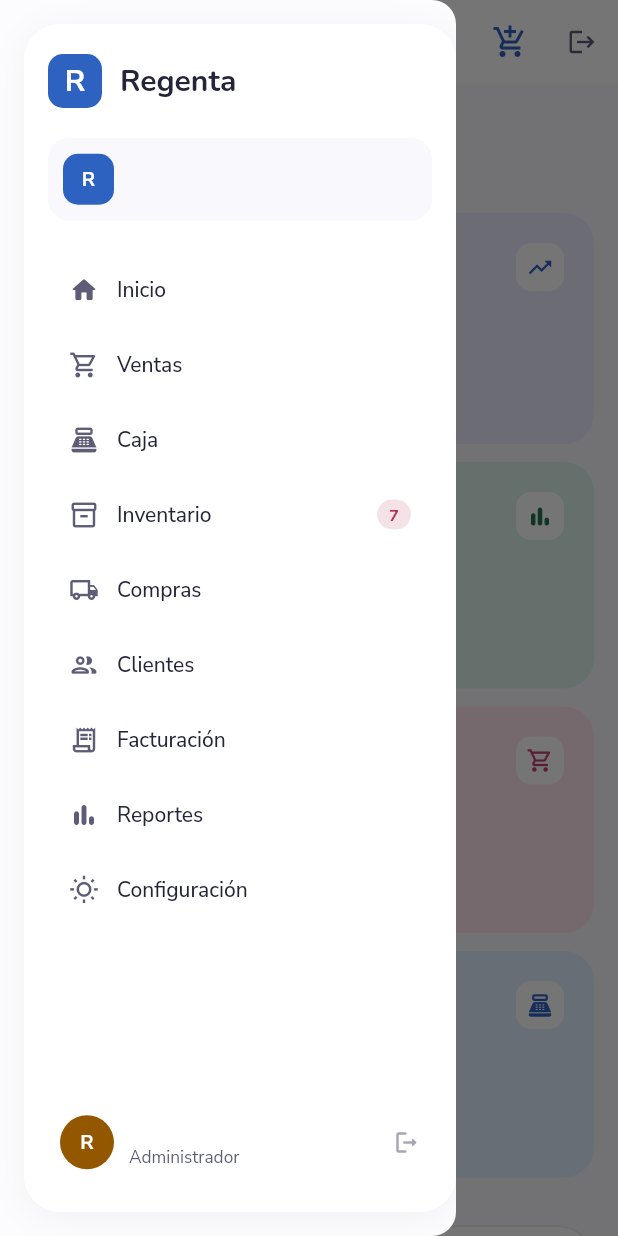
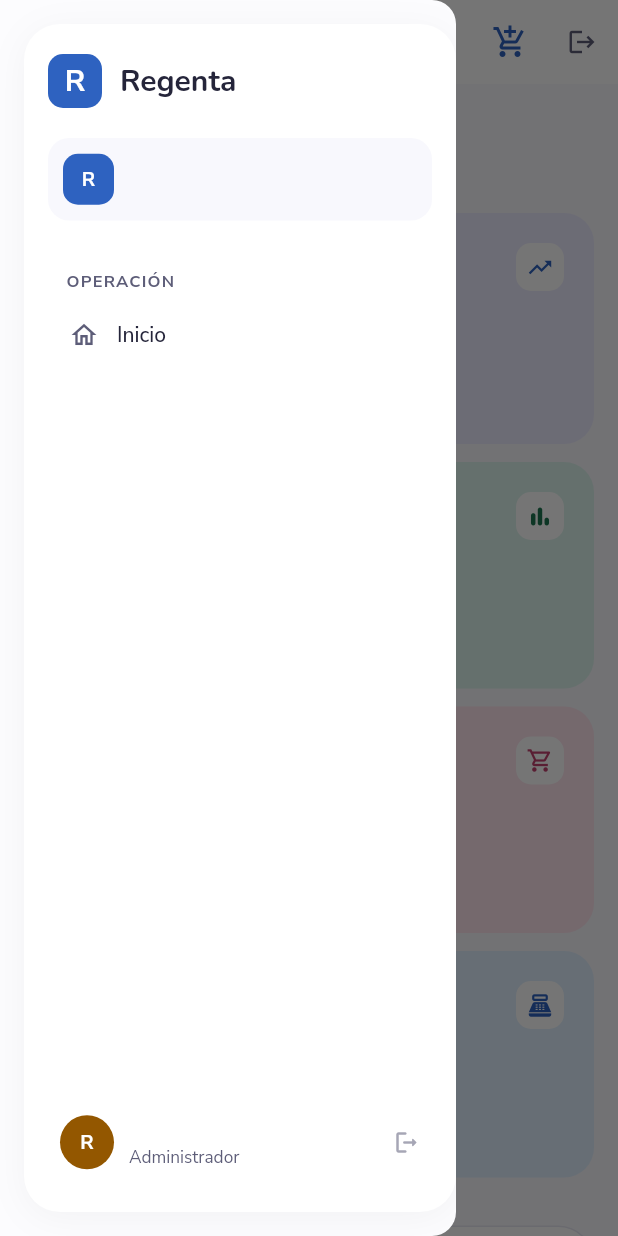
Before and after one commit to donaldoAndres1985/Regenta, a Flutter app: the _MovilLayout screen opened directly with empty values, with the side drawer open, on a phone screen of 412 x 824 dp. Run offline on Flutter 3.47's test engine with Material 3 defaults, Android fonts, the phone set to English and light mode, and no system bars; our stand-ins replace dio, drift, drift_flutter, flutter_riverpod, flutter_secure_storage, go_router; missing offline and left inert: mobile_scanner, workmanager; accounts and stored records are empty; generated files the repository leaves out were written again.

Commit message:
feat(inicio): menu agrupado, grafico de linea y tarjetas a todo el alto y ancho
- Menu lateral en grupos Operacion, Gestion y Analisis, con Ventas, Caja,
  Inventario, Compras, Clientes, Facturacion, Reportes y Configuracion. Las
  nuevas entradas siguen el modulo y el permiso del token como las demas;
  Caja, Compras, Reportes y Configuracion abren un aviso mientras no tengan
  pantalla.
- Ventas de los ultimos 7 dias como linea con area, valor por punto y hoy
  destacado.
- La tarjeta de Alertas se estira hasta el fondo de la columna izquierda.
- La tabla de Ultimas ventas ocupa todo el ancho de la tarjeta.
- Las pruebas de la app corren con las fuentes reales.

```diff
--- a/app/apps/regenta/lib/src/navegacion/catalogo.dart
+++ b/app/apps/regenta/lib/src/navegacion/catalogo.dart
@@ -28,6 +28,10 @@ const Map<String, String> permisoParaVer = {
   'MESAS': 'MESAS_MESA_VER',
   'COMANDAS': 'COMANDAS_COMANDA_VER',
   'FACTURACION': 'FACTURACION_FACTURA_VER',
+  'CAJA': 'CAJA_TURNO_VER',
+  'COMPRAS': 'COMPRAS_COMPRA_VER',
+  'REPORTES': 'REPORTES_REPORTE_VER',
+  'CONFIGURACION': 'CONFIGURACION_NEGOCIO_VER',
 };
 
 /// Las pantallas enrutables, con el módulo que cada una exige.
@@ -43,9 +47,8 @@ final List<RutaProtegida> rutasDeLaApp = [
   RutaProtegida(
     ruta: '/inventario',
     modulo: 'INVENTARIO',
-    builder: (context, parametros) => PantallaInventario(
-      onProductoSeleccionado: (productoId, factor) {},
-    ),
+    builder: (context, parametros) =>
+        PantallaInventario(onProductoSeleccionado: (productoId, factor) {}),
   ),
   RutaProtegida(
     ruta: '/clientes',
@@ -80,18 +83,94 @@ final List<RutaProtegida> rutasDeLaApp = [
       return PantallaFactura(facturaId: id);
     },
   ),
+  // Módulos que ya tienen backend pero todavía no su pantalla en la app: la
+  // entrada existe para que el menú sea el del diseño, y la guardia los trata
+  // igual que a los demás.
+  RutaProtegida(
+    ruta: '/caja',
+    modulo: 'CAJA',
+    builder: (context, parametros) => const _SinPantallaTodavia(modulo: 'Caja'),
+  ),
+  RutaProtegida(
+    ruta: '/compras',
+    modulo: 'COMPRAS',
+    builder: (context, parametros) =>
+        const _SinPantallaTodavia(modulo: 'Compras'),
+  ),
+  RutaProtegida(
+    ruta: '/reportes',
+    modulo: 'REPORTES',
+    builder: (context, parametros) =>
+        const _SinPantallaTodavia(modulo: 'Reportes'),
+  ),
+  RutaProtegida(
+    ruta: '/configuracion',
+    modulo: 'CONFIGURACION',
+    builder: (context, parametros) =>
+        const _SinPantallaTodavia(modulo: 'Configuración'),
+  ),
 ];
 
 /// El menú completo, antes de filtrar por lo que tiene el negocio.
+/// En el orden en que se pintan, grupo por grupo.
 const List<EntradaDeNavegacion> menuCompleto = [
   EntradaDeNavegacion(ruta: GuardiaDeRutas.inicio, titulo: 'Inicio'),
-  EntradaDeNavegacion(ruta: '/ventas', titulo: 'Vender', modulo: 'VENTAS'),
-  EntradaDeNavegacion(ruta: '/inventario', titulo: 'Inventario', modulo: 'INVENTARIO'),
-  EntradaDeNavegacion(ruta: '/clientes', titulo: 'Clientes', modulo: 'CLIENTES'),
+  EntradaDeNavegacion(ruta: '/ventas', titulo: 'Ventas', modulo: 'VENTAS'),
+  EntradaDeNavegacion(ruta: '/caja', titulo: 'Caja', modulo: 'CAJA'),
   EntradaDeNavegacion(ruta: '/mesas', titulo: 'Mesas', modulo: 'MESAS'),
   EntradaDeNavegacion(ruta: '/cocina', titulo: 'Cocina', modulo: 'COMANDAS'),
-  EntradaDeNavegacion(ruta: '/facturas', titulo: 'Facturas', modulo: 'FACTURACION'),
+  EntradaDeNavegacion(
+    ruta: '/inventario',
+    titulo: 'Inventario',
+    modulo: 'INVENTARIO',
+  ),
+  EntradaDeNavegacion(ruta: '/compras', titulo: 'Compras', modulo: 'COMPRAS'),
+  EntradaDeNavegacion(
+    ruta: '/clientes',
+    titulo: 'Clientes',
+    modulo: 'CLIENTES',
+  ),
+  EntradaDeNavegacion(
+    ruta: '/facturas',
+    titulo: 'Facturación',
+    modulo: 'FACTURACION',
+  ),
+  EntradaDeNavegacion(
+    ruta: '/reportes',
+    titulo: 'Reportes',
+    modulo: 'REPORTES',
+  ),
+  EntradaDeNavegacion(
+    ruta: '/configuracion',
+    titulo: 'Configuración',
+    modulo: 'CONFIGURACION',
+  ),
 ];
+
+/// Los grupos del menú lateral.
+enum GrupoDeMenu {
+  operacion('Operación'),
+  gestion('Gestión'),
+  analisis('Análisis');
+
+  const GrupoDeMenu(this.titulo);
+  final String titulo;
+}
+
+/// A qué grupo va cada entrada del menú. Es presentación, como los iconos.
+const Map<String, GrupoDeMenu> grupoDeRuta = {
+  GuardiaDeRutas.inicio: GrupoDeMenu.operacion,
+  '/ventas': GrupoDeMenu.operacion,
+  '/caja': GrupoDeMenu.operacion,
+  '/mesas': GrupoDeMenu.operacion,
+  '/cocina': GrupoDeMenu.operacion,
+  '/inventario': GrupoDeMenu.gestion,
+  '/compras': GrupoDeMenu.gestion,
+  '/clientes': GrupoDeMenu.gestion,
+  '/facturas': GrupoDeMenu.gestion,
+  '/reportes': GrupoDeMenu.analisis,
+  '/configuracion': GrupoDeMenu.analisis,
+};
 
 /// El menú de este negocio y de esta persona (criterio 3).
 ///
@@ -111,8 +190,12 @@ List<EntradaDeNavegacion> menuDe(ClaimsDeSesion? claims) {
 
 /// Iconos del menú, por ruta. Separado del catálogo porque es presentación.
 const Map<String, IconData> iconoDeRuta = {
-  GuardiaDeRutas.inicio: Icons.bar_chart_outlined,
+  GuardiaDeRutas.inicio: Icons.home_outlined,
   '/ventas': Icons.shopping_cart_outlined,
+  '/caja': Icons.payments_outlined,
+  '/compras': Icons.local_shipping_outlined,
+  '/reportes': Icons.bar_chart_rounded,
+  '/configuracion': Icons.settings_outlined,
   '/inventario': Icons.inventory_2_outlined,
   '/clientes': Icons.people_outline,
   '/mesas': Icons.table_restaurant_outlined,
@@ -135,17 +218,67 @@ class _SinDocumento extends StatelessWidget {
         surfaceTintColor: RegentaColors.surface,
         elevation: 0,
         shape: const Border(bottom: BorderSide(color: RegentaColors.line)),
-        title: Text('Sin $que',
-            style: RegentaType.seccion.copyWith(fontSize: 16, color: RegentaColors.ink)),
+        title: Text(
+          'Sin $que',
+          style: RegentaType.seccion.copyWith(
+            fontSize: 16,
+            color: RegentaColors.ink,
+          ),
+        ),
       ),
       body: Center(
         child: Padding(
           padding: const EdgeInsets.all(24),
-          child: Text('Elige una $que de la lista para verla.',
-              textAlign: TextAlign.center,
-              style: RegentaType.cuerpo.copyWith(fontSize: 14, color: RegentaColors.ink2)),
+          child: Text(
+            'Elige una $que de la lista para verla.',
+            textAlign: TextAlign.center,
+            style: RegentaType.cuerpo.copyWith(
+              fontSize: 14,
+              color: RegentaColors.ink2,
+            ),
+          ),
         ),
       ),
     );
   }
 }
+
+/// Un módulo del menú cuya pantalla todavía no existe en la app.
+class _SinPantallaTodavia extends StatelessWidget {
+  const _SinPantallaTodavia({required this.modulo});
+
+  final String modulo;
+
+  @override
+  Widget build(BuildContext context) {
+    return Scaffold(
+      backgroundColor: RegentaColors.paper,
+      appBar: AppBar(
+        backgroundColor: RegentaColors.surface,
+        surfaceTintColor: RegentaColors.surface,
+        elevation: 0,
+        shape: const Border(bottom: BorderSide(color: RegentaColors.line)),
+        title: Text(
+          modulo,
+          style: RegentaType.seccion.copyWith(
+            fontSize: 16,
+            color: RegentaColors.ink,
+          ),
+        ),
+      ),
+      body: Center(
+        child: Padding(
+          padding: const EdgeInsets.all(24),
+          child: Text(
+            'La pantalla de $modulo todavía no está disponible en la app.',
+            textAlign: TextAlign.center,
+            style: RegentaType.cuerpo.copyWith(
+              fontSize: 14,
+              color: RegentaColors.ink2,
+            ),
+          ),
+        ),
+      ),
+    );
+  }
+}
--- a/app/apps/regenta/lib/src/ui/pantalla_inicio.dart
+++ b/app/apps/regenta/lib/src/ui/pantalla_inicio.dart
@@ -168,6 +168,10 @@ class _EscritorioLayout extends StatelessWidget {
                       const SizedBox(height: 24),
 
                       // Rejilla de Contenido: Gráfico + Tabla (70%) | Alertas (30%)
+                      // La columna izquierda fija el alto; Alertas se estira
+                      // hasta su fondo para que la tarjeta no quede cortada.
+                      Stack(
+                        children: [
                           Row(
                             crossAxisAlignment: CrossAxisAlignment.start,
                             children: [
@@ -184,10 +188,23 @@ class _EscritorioLayout extends StatelessWidget {
                                 ),
                               ),
                               const SizedBox(width: 24),
+                              const Spacer(flex: 3),
+                            ],
+                          ),
+                          Positioned.fill(
+                            child: Row(
+                              crossAxisAlignment: CrossAxisAlignment.stretch,
+                              children: [
+                                const Spacer(flex: 7),
+                                const SizedBox(width: 24),
                                 Expanded(
                                   flex: 3,
                                   child: _TarjetaAlertas(
-                              onGenerarOrden: () => onNavegar('/inventario'),
+                                    onGenerarOrden: () =>
+                                        onNavegar('/inventario'),
+                                  ),
+                                ),
+                              ],
                             ),
                           ),
                         ],
@@ -459,9 +476,12 @@ class _BarraLateral extends StatelessWidget {
 
   @override
   Widget build(BuildContext context) {
-    final modulosActivos = entradas
-        .where((e) => e.ruta != GuardiaDeRutas.inicio)
-        .toList();
+    // Inicio se ve siempre; lo demás, lo que el negocio y la persona tienen.
+    final visibles = entradas.isEmpty
+        ? const [
+            EntradaDeNavegacion(ruta: GuardiaDeRutas.inicio, titulo: 'Inicio'),
+          ]
+        : entradas;
 
     return Container(
       margin: const EdgeInsets.only(left: 16, top: 16, bottom: 16),
@@ -574,66 +594,12 @@ class _BarraLateral extends StatelessWidget {
             child: ListView(
               padding: EdgeInsets.zero,
               children: [
-                _ItemMenu(
-                  icono: Icons.home_rounded,
-                  titulo: 'Inicio',
-                  activo: rutaActiva == '/',
-                  onTap: () => onNavegar('/'),
-                ),
-                if (entradas.isEmpty) ...[
-                  // Muestra de diseño completa de la propuesta Pastel
-                  _ItemMenu(
-                    icono: Icons.shopping_cart_outlined,
-                    titulo: 'Ventas',
-                    activo: rutaActiva == '/ventas',
-                    onTap: () => onNavegar('/ventas'),
-                  ),
-                  _ItemMenu(
-                    icono: Icons.point_of_sale_outlined,
-                    titulo: 'Caja',
-                    activo: rutaActiva == '/caja',
-                    onTap: () => onNavegar('/ventas'),
-                  ),
-                  _ItemMenu(
-                    icono: Icons.inventory_2_outlined,
-                    titulo: 'Inventario',
-                    activo: rutaActiva == '/inventario',
-                    badge: '7',
-                    onTap: () => onNavegar('/inventario'),
-                  ),
-                  _ItemMenu(
-                    icono: Icons.local_shipping_outlined,
-                    titulo: 'Compras',
-                    activo: rutaActiva == '/compras',
-                    onTap: () => onNavegar('/inventario'),
-                  ),
-                  _ItemMenu(
-                    icono: Icons.people_outline_rounded,
-                    titulo: 'Clientes',
-                    activo: rutaActiva == '/clientes',
-                    onTap: () => onNavegar('/clientes'),
-                  ),
-                  _ItemMenu(
-                    icono: Icons.receipt_long_outlined,
-                    titulo: 'Facturación',
-                    activo: rutaActiva == '/facturas',
-                    onTap: () => onNavegar('/facturas'),
-                  ),
-                  _ItemMenu(
-                    icono: Icons.bar_chart_rounded,
-                    titulo: 'Reportes',
-                    activo: rutaActiva == '/reportes',
-                    onTap: () => onNavegar('/reportes'),
-                  ),
-                  _ItemMenu(
-                    icono: Icons.wb_sunny_outlined,
-                    titulo: 'Configuración',
-                    activo: rutaActiva == '/configuracion',
-                    onTap: () {},
-                  ),
-                ] else ...[
-                  // Menú conectado según los permisos y módulos activos del negocio
-                  for (final entrada in modulosActivos)
+                for (final grupo in GrupoDeMenu.values)
+                  if (visibles.any((e) => grupoDeRuta[e.ruta] == grupo)) ...[
+                    _TituloDeGrupo(grupo.titulo),
+                    for (final entrada in visibles.where(
+                      (e) => grupoDeRuta[e.ruta] == grupo,
+                    ))
                       _ItemMenu(
                         icono: iconoDeRuta[entrada.ruta] ?? Icons.apps,
                         titulo: entrada.titulo,
@@ -641,6 +607,7 @@ class _BarraLateral extends StatelessWidget {
                         badge: entrada.modulo == 'INVENTARIO' ? '7' : null,
                         onTap: () => onNavegar(entrada.ruta),
                       ),
+                    const SizedBox(height: 10),
                   ],
               ],
             ),
@@ -704,6 +671,28 @@ class _BarraLateral extends StatelessWidget {
             ),
           ),
         ],
+      ),
+    );
+  }
+}
+
+class _TituloDeGrupo extends StatelessWidget {
+  const _TituloDeGrupo(this.titulo);
+
+  final String titulo;
+
+  @override
+  Widget build(BuildContext context) {
+    return Padding(
+      padding: const EdgeInsets.fromLTRB(12, 8, 12, 6),
+      child: Text(
+        titulo.toUpperCase(),
+        style: PastelTheme.cuerpo(
+          fontSize: 11,
+          fontWeight: FontWeight.w700,
+          letterSpacing: 0.8,
+          color: RegentaColors.ink2,
+        ),
       ),
     );
   }
@@ -1206,147 +1195,147 @@ class _TarjetaGraficoVentas extends StatelessWidget {
           ),
           const SizedBox(height: 28),
 
-          // Área del gráfico de barras
+          // Línea con área sombreada: la tendencia de la semana de un vistazo.
           SizedBox(
-            height: 180,
-            child: Row(
-              crossAxisAlignment: CrossAxisAlignment.end,
-              children: [
-                // Eje Y con etiquetas
-                Column(
-                  mainAxisAlignment: MainAxisAlignment.spaceBetween,
-                  crossAxisAlignment: CrossAxisAlignment.start,
-                  children: [
-                    Text(
-                      '4 M',
-                      style: PastelTheme.cuerpo(
+            height: 190,
+            width: double.infinity,
+            child: CustomPaint(
+              key: const ValueKey('grafico-ventas-linea'),
+              painter: _PintorLineaDeVentas(datos),
+            ),
+          ),
+        ],
+      ),
+    );
+  }
+}
+
+/// Ventas por día como línea: eje en millones, guías en 0, 2 M y 4 M, el valor
+/// sobre cada punto y hoy destacado.
+class _PintorLineaDeVentas extends CustomPainter {
+  _PintorLineaDeVentas(this.datos);
+
+  final List<({String dia, double valor, bool esHoy})> datos;
+
+  static const _maximo = 5.5;
+  static const _ejeY = 34.0;
+  static const _arriba = 22.0;
+  static const _abajo = 28.0;
+
+  TextPainter _texto(String t, TextStyle estilo) => TextPainter(
+    text: TextSpan(text: t, style: estilo),
+    textDirection: TextDirection.ltr,
+  )..layout();
+
+  @override
+  void paint(Canvas canvas, Size size) {
+    final alto = size.height - _arriba - _abajo;
+    final ancho = size.width - _ejeY;
+    double y(double v) => _arriba + alto * (1 - v / _maximo);
+
+    // Guías y etiquetas del eje.
+    final guia = Paint()
+      ..color = RegentaColors.line2
+      ..strokeWidth = 1;
+    final estiloEje = PastelTheme.cuerpo(
       fontSize: 11,
       color: RegentaColors.faint,
-                      ),
-                    ),
-                    Text(
-                      '2 M',
-                      style: PastelTheme.cuerpo(
-                        fontSize: 11,
-                        color: RegentaColors.faint,
-                      ),
-                    ),
-                    Text(
-                      '0',
-                      style: PastelTheme.cuerpo(
-                        fontSize: 11,
-                        color: RegentaColors.faint,
-                      ),
-                    ),
-                  ],
-                ),
-                const SizedBox(width: 14),
-
-                // Barras
-                Expanded(
-                  child: Stack(
-                    children: [
-                      // Líneas guía horizontales
-                      Column(
-                        mainAxisAlignment: MainAxisAlignment.spaceBetween,
-                        children: const [
-                          Divider(
-                            color: RegentaColors.line2,
-                            thickness: 1,
-                            height: 1,
-                          ),
-                          Divider(
-                            color: RegentaColors.line2,
-                            thickness: 1,
-                            height: 1,
-                          ),
-                          Divider(
-                            color: RegentaColors.line2,
-                            thickness: 1,
-                            height: 1,
-                          ),
-                        ],
-                      ),
-
-                      // Barras alineadas
-                      Row(
-                        mainAxisAlignment: MainAxisAlignment.spaceAround,
-                        crossAxisAlignment: CrossAxisAlignment.end,
-                        children: [
-                          for (final d in datos)
-                            _BarraItem(
-                              dia: d.dia,
-                              valor: d.valor,
-                              esHoy: d.esHoy,
-                            ),
-                        ],
-                      ),
-                    ],
-                  ),
-                ),
-              ],
-            ),
-          ),
-        ],
-      ),
-    );
-  }
-}
-
-class _BarraItem extends StatelessWidget {
-  const _BarraItem({
-    required this.dia,
-    required this.valor,
-    required this.esHoy,
-  });
-
-  final String dia;
-  final double valor;
-  final bool esHoy;
+    );
+    for (final (v, etiqueta) in [(0.0, '0'), (2.0, '2 M'), (4.0, '4 M')]) {
+      canvas.drawLine(Offset(_ejeY, y(v)), Offset(size.width, y(v)), guia);
+      final t = _texto(etiqueta, estiloEje);
+      t.paint(canvas, Offset(0, y(v) - t.height / 2));
+    }
+
+    // Un punto por día, centrado en su franja.
+    final paso = ancho / datos.length;
+    final puntos = [
+      for (var k = 0; k < datos.length; k++)
+        Offset(_ejeY + paso * (k + 0.5), y(datos[k].valor)),
+    ];
+
+    // Área bajo la línea.
+    final area = Path()..moveTo(puntos.first.dx, y(0));
+    for (final p in puntos) {
+      area.lineTo(p.dx, p.dy);
+    }
+    area
+      ..lineTo(puntos.last.dx, y(0))
+      ..close();
+    canvas.drawPath(
+      area,
+      Paint()
+        ..shader = LinearGradient(
+          begin: Alignment.topCenter,
+          end: Alignment.bottomCenter,
+          colors: [
+            RegentaColors.accent.withValues(alpha: 0.28),
+            RegentaColors.accent.withValues(alpha: 0.02),
+          ],
+        ).createShader(Rect.fromLTRB(0, _arriba, size.width, y(0))),
+    );
+
+    // La línea.
+    final linea = Path()..moveTo(puntos.first.dx, puntos.first.dy);
+    for (final p in puntos.skip(1)) {
+      linea.lineTo(p.dx, p.dy);
+    }
+    canvas.drawPath(
+      linea,
+      Paint()
+        ..color = RegentaColors.accent
+        ..style = PaintingStyle.stroke
+        ..strokeWidth = 2.5
+        ..strokeJoin = StrokeJoin.round,
+    );
+
+    // Puntos, valores y días.
+    for (var k = 0; k < datos.length; k++) {
+      final d = datos[k];
+      final p = puntos[k];
+      if (d.esHoy) {
+        canvas.drawCircle(p, 6.5, Paint()..color = RegentaColors.surface);
+        canvas.drawCircle(p, 5, Paint()..color = RegentaColors.ok);
+      } else {
+        canvas.drawCircle(p, 4.5, Paint()..color = RegentaColors.surface);
+        canvas.drawCircle(
+          p,
+          4.5,
+          Paint()
+            ..color = RegentaColors.accent
+            ..style = PaintingStyle.stroke
+            ..strokeWidth = 2,
+        );
+      }
+
+      final valor = _texto(
+        d.valor.toStringAsFixed(1).replaceAll('.', ','),
+        PastelTheme.cuerpo(
+          fontSize: 12,
+          fontWeight: d.esHoy ? FontWeight.w800 : FontWeight.w600,
+          color: d.esHoy ? RegentaColors.ink : RegentaColors.ink2,
+          fontFeatures: const [FontFeature.tabularFigures()],
+        ),
+      );
+      valor.paint(
+        canvas,
+        Offset(p.dx - valor.width / 2, p.dy - valor.height - 7),
+      );
+
+      final dia = _texto(
+        d.dia,
+        PastelTheme.cuerpo(
+          fontSize: 12,
+          fontWeight: d.esHoy ? FontWeight.w800 : FontWeight.w500,
+          color: d.esHoy ? RegentaColors.ink : RegentaColors.ink2,
+        ),
+      );
+      dia.paint(canvas, Offset(p.dx - dia.width / 2, y(0) + 8));
+    }
+  }
 
   @override
-  Widget build(BuildContext context) {
-    // Escala máxima = 5.5 M
-    const maxVal = 5.5;
-    final alturaBarra = (valor / maxVal) * 135;
-
-    return Column(
-      mainAxisAlignment: MainAxisAlignment.end,
-      children: [
-        Text(
-          valor.toString().replaceAll('.', ','),
-          style: PastelTheme.cuerpo(
-            fontSize: 11,
-            fontWeight: esHoy ? FontWeight.bold : FontWeight.w500,
-            color: esHoy ? RegentaColors.accent : RegentaColors.ink2,
-          ),
-        ),
-        const SizedBox(height: 6),
-        Container(
-          width: 30,
-          height: alturaBarra,
-          decoration: BoxDecoration(
-            borderRadius: const BorderRadius.vertical(top: Radius.circular(12)),
-            color: esHoy ? RegentaColors.accent : RegentaColors.accentSoft,
-            border: esHoy
-                ? null
-                : Border.all(
-                    color: RegentaColors.accent.withValues(alpha: 0.35),
-                  ),
-          ),
-        ),
-        const SizedBox(height: 8),
-        Text(
-          dia,
-          style: PastelTheme.cuerpo(
-            fontSize: 12,
-            fontWeight: esHoy ? FontWeight.bold : FontWeight.w500,
-            color: esHoy ? RegentaColors.ink : RegentaColors.ink2,
-          ),
-        ),
-      ],
-    );
-  }
+  bool shouldRepaint(_PintorLineaDeVentas old) => old.datos != datos;
 }
 
 // =========================================================================
@@ -1396,6 +1385,7 @@ class _TarjetaUltimasVentas extends StatelessWidget {
     ];
 
     return Container(
+      key: const ValueKey('tarjeta-ultimas-ventas'),
       padding: const EdgeInsets.all(24),
       decoration: BoxDecoration(
         color: Colors.white,
@@ -1434,11 +1424,16 @@ class _TarjetaUltimasVentas extends StatelessWidget {
           ),
           const SizedBox(height: 18),
 
-          // Tabla con ancho acotado para desplazamiento horizontal
-          SingleChildScrollView(
+          // La tabla ocupa todo el ancho de la tarjeta; solo si no caben las
+          // columnas (580 px) se desplaza en horizontal.
+          LayoutBuilder(
+            builder: (context, restricciones) => SingleChildScrollView(
               scrollDirection: Axis.horizontal,
               child: SizedBox(
-              width: 580,
+                key: const ValueKey('tabla-ultimas-ventas'),
+                width: restricciones.maxWidth < 580
+                    ? 580
+                    : restricciones.maxWidth,
                 child: Column(
                   children: [
                     // Cabecera
@@ -1515,7 +1510,8 @@ class _TarjetaUltimasVentas extends StatelessWidget {
                                   fontSize: 13,
                                   fontWeight: FontWeight.bold,
                                   color: RegentaColors.ink,
-                                decoration: v.estado == EstadoDocumento.anulado
+                                  decoration:
+                                      v.estado == EstadoDocumento.anulado
                                       ? TextDecoration.lineThrough
                                       : null,
                                   fontFeatures: const [
@@ -1537,6 +1533,7 @@ class _TarjetaUltimasVentas extends StatelessWidget {
                       const Divider(color: RegentaColors.line2, height: 1),
                     ],
                   ],
+                ),
               ),
             ),
           ),
@@ -1645,6 +1642,7 @@ class _TarjetaAlertas extends StatelessWidget {
     ];
 
     return Container(
+      key: const ValueKey('tarjeta-alertas'),
       padding: const EdgeInsets.all(24),
       decoration: BoxDecoration(
         color: Colors.white,
```
Also changed, not shown: 6 other files. Lines whose indentation alone changed are shown as unchanged.
